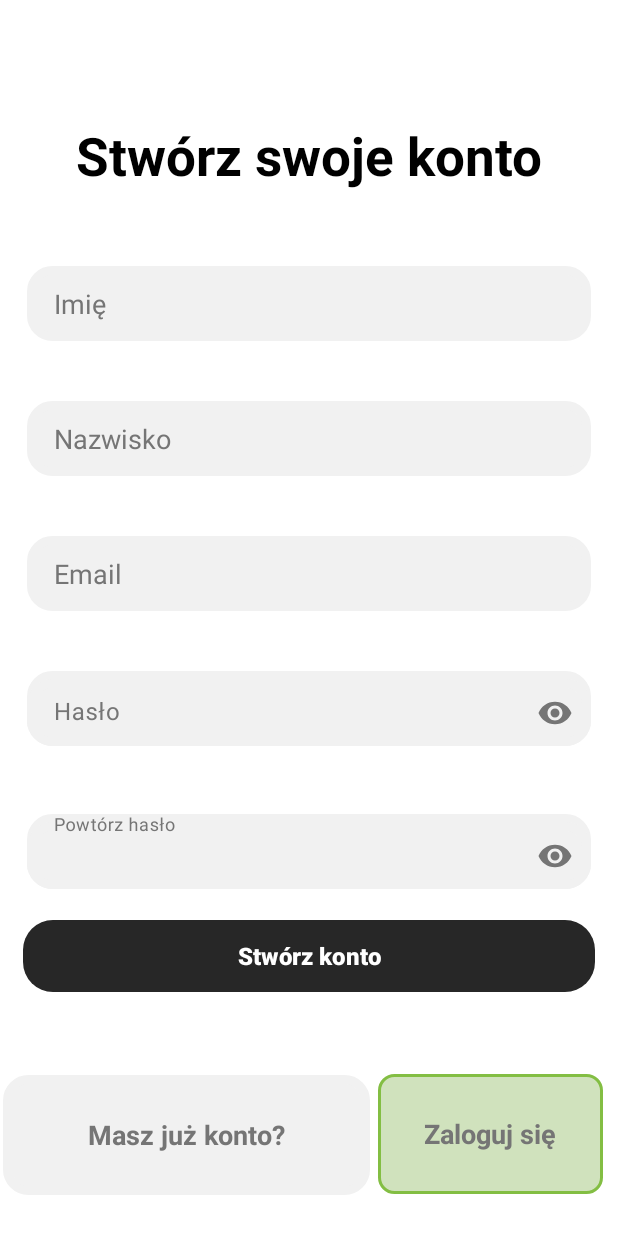
After one commit to maciej-bartoszewski/Planner-Mobile, an Android app: the layout activity_create_account.xml on its own in the app's theme, with its tools: preview values and no code run, on a phone screen of 412 x 824 dp. The commit adds this screen. Run offline under Robolectric (Android 15) with nearby library versions, the phone set to English and light mode, and no system bars.

Commit message:
Poprawki do interfejsu logowania

```diff
--- /dev/null
+++ b/app/src/main/res/layout/activity_create_account.xml
@@ -0,0 +1,277 @@
+<?xml version="1.0" encoding="utf-8"?>
+<androidx.constraintlayout.widget.ConstraintLayout xmlns:android="http://schemas.android.com/apk/res/android"
+    xmlns:app="http://schemas.android.com/apk/res-auto"
+    xmlns:tools="http://schemas.android.com/tools"
+    android:id="@+id/background"
+    android:layout_width="match_parent"
+    android:layout_height="match_parent">
+
+    <RelativeLayout
+        android:layout_width="0dp"
+        android:layout_height="0dp"
+        android:background="#FFFFFF"
+        app:layout_constraintBottom_toBottomOf="parent"
+        app:layout_constraintEnd_toEndOf="parent"
+        app:layout_constraintHorizontal_bias="0.0"
+        app:layout_constraintStart_toStartOf="parent"
+        app:layout_constraintTop_toTopOf="parent"
+        app:layout_constraintVertical_bias="0.0">
+
+        <com.google.android.material.textfield.TextInputLayout
+            android:id="@+id/check_password_one"
+            android:layout_width="0dp"
+            android:layout_height="50dp"
+            android:layout_below="@+id/check_password_"
+            android:layout_alignParentStart="true"
+            android:layout_alignParentEnd="true"
+            android:layout_marginStart="18dp"
+            android:layout_marginTop="15dp"
+            android:layout_marginEnd="18dp"
+            android:layout_marginBottom="20dp"
+            android:background="@drawable/box_color_cream_white"
+            app:layout_constraintBottom_toBottomOf="parent"
+            app:layout_constraintEnd_toEndOf="parent"
+            app:layout_constraintHorizontal_bias="0.4"
+            app:layout_constraintStart_toStartOf="parent"
+            app:layout_constraintTop_toBottomOf="@+id/Email"
+            app:layout_constraintVertical_bias="0.0"
+            app:passwordToggleEnabled="true"
+            android:textColorHint="#757575"
+            app:hintTextColor="#757575"
+            app:boxStrokeWidth="0dp"
+            app:boxStrokeWidthFocused="0dp"
+            app:passwordToggleTint="#757575">
+
+            <com.google.android.material.textfield.TextInputEditText
+                android:id="@+id/RepeatedPassword"
+                android:layout_width="match_parent"
+                android:layout_height="wrap_content"
+                android:background="@drawable/box_color_cream_white"
+                android:hint="Powtórz hasło"
+                android:textColor="#757575"
+                android:inputType="textPassword"
+                android:paddingStart="18dp" />
+        </com.google.android.material.textfield.TextInputLayout>
+
+        <com.google.android.material.textfield.TextInputLayout
+            android:id="@+id/check_password_"
+            android:layout_width="0dp"
+            android:layout_height="50dp"
+            android:layout_below="@+id/Email"
+            android:layout_alignParentStart="true"
+            android:layout_alignParentEnd="true"
+            android:layout_marginStart="18dp"
+            android:layout_marginLeft="20dp"
+            android:layout_marginTop="20dp"
+            android:layout_marginEnd="18dp"
+            android:layout_marginRight="20dp"
+            android:layout_marginBottom="30dp"
+            android:background="@drawable/box_color_cream_white"
+            app:layout_constraintBottom_toBottomOf="parent"
+            app:layout_constraintEnd_toEndOf="parent"
+            app:layout_constraintHorizontal_bias="0.4"
+            app:layout_constraintStart_toStartOf="parent"
+            app:layout_constraintTop_toBottomOf="@+id/check_password_one"
+            app:layout_constraintVertical_bias="0.0"
+            app:passwordToggleEnabled="true"
+            android:textColorHint="#757575"
+            app:hintTextColor="#757575"
+            app:boxStrokeWidth="0dp"
+            app:boxStrokeWidthFocused="0dp"
+            app:passwordToggleTint="#757575">
+
+            <com.google.android.material.textfield.TextInputEditText
+                android:id="@+id/Password"
+                android:layout_width="match_parent"
+                android:layout_height="wrap_content"
+                android:background="@drawable/box_color_cream_white"
+                android:hint="Hasło"
+                android:textColor="#757575"
+                android:inputType="textPassword"
+                android:paddingStart="18dp"
+                app:boxBackgroundColor="@color/white" />
+        </com.google.android.material.textfield.TextInputLayout>
+
+        <EditText
+            android:id="@+id/Email"
+            android:layout_width="300dp"
+            android:layout_height="50dp"
+            android:layout_below="@+id/LastName"
+            android:layout_alignParentStart="true"
+            android:layout_alignParentEnd="true"
+            android:layout_marginStart="18dp"
+            android:layout_marginLeft="20dp"
+            android:layout_marginTop="20dp"
+            android:layout_marginEnd="18dp"
+            android:layout_marginRight="20dp"
+            android:layout_marginBottom="20dp"
+            android:background="@drawable/box_color_cream_white"
+            android:ems="10"
+            android:hint="Email"
+            android:paddingStart="18dp"
+            android:textColor="#757575"
+            android:textColorHint="#757575"
+            app:layout_constraintBottom_toBottomOf="parent"
+            app:layout_constraintEnd_toEndOf="parent"
+            app:layout_constraintStart_toStartOf="parent"
+            app:layout_constraintTop_toBottomOf="@+id/LastName"
+            app:layout_constraintVertical_bias="0.0" />
+
+        <EditText
+            android:id="@+id/LastName"
+            android:layout_width="300dp"
+            android:layout_height="50dp"
+            android:layout_below="@+id/Name"
+            android:layout_alignParentStart="true"
+            android:layout_alignParentEnd="true"
+            android:layout_marginStart="18dp"
+            android:layout_marginLeft="10dp"
+            android:layout_marginTop="20dp"
+            android:layout_marginEnd="18dp"
+            android:layout_marginRight="20dp"
+            android:layout_marginBottom="20dp"
+            android:textColor="#757575"
+            android:textColorHint="#757575"
+            android:background="@drawable/box_color_cream_white"
+            android:ems="10"
+            android:hint="Nazwisko"
+            android:inputType="text"
+            android:paddingLeft="18dp"
+            app:layout_constraintBottom_toBottomOf="parent"
+            app:layout_constraintEnd_toEndOf="parent"
+            app:layout_constraintStart_toStartOf="parent"
+            app:layout_constraintTop_toBottomOf="@+id/Name"
+            app:layout_constraintVertical_bias="0.0" />
+
+        <TextView
+            android:id="@+id/text_create_acc"
+            android:layout_width="wrap_content"
+            android:layout_height="wrap_content"
+            android:layout_alignParentStart="true"
+            android:layout_alignParentTop="true"
+            android:layout_alignParentEnd="true"
+            android:layout_marginTop="80dp"
+            android:gravity="center"
+            android:text="Stwórz swoje konto"
+            android:textColor="@color/black"
+            android:textSize="35sp"
+            android:textStyle="bold"
+            app:layout_constraintBottom_toBottomOf="parent"
+            app:layout_constraintEnd_toEndOf="parent"
+            app:layout_constraintHorizontal_bias="0.497"
+            app:layout_constraintStart_toStartOf="parent"
+            app:layout_constraintTop_toTopOf="parent"
+            app:layout_constraintVertical_bias="0.179" />
+
+        <EditText
+            android:id="@+id/Name"
+            android:layout_width="200dp"
+            android:layout_height="50dp"
+            android:layout_below="@+id/text_create_acc"
+            android:layout_alignParentStart="true"
+            android:layout_alignParentEnd="true"
+            android:layout_marginStart="18dp"
+            android:layout_marginLeft="20dp"
+            android:layout_marginTop="50dp"
+            android:layout_marginEnd="18dp"
+            android:layout_marginRight="20dp"
+            android:layout_marginBottom="20dp"
+            android:textColor="#757575"
+            android:textColorHint="#757575"
+            android:background="@drawable/box_color_cream_white"
+            android:ems="10"
+            android:hint="Imię"
+            android:inputType="text"
+            android:paddingLeft="18dp"
+            app:layout_constraintBottom_toBottomOf="parent"
+            app:layout_constraintEnd_toEndOf="parent"
+            app:layout_constraintStart_toStartOf="parent"
+            app:layout_constraintTop_toTopOf="parent"
+            app:layout_constraintVertical_bias="0.221" />
+
+        <Button
+            android:id="@+id/CreateAccount"
+            android:layout_width="wrap_content"
+            android:layout_height="wrap_content"
+            android:layout_above="@+id/HaveAccount"
+            android:layout_alignParentStart="true"
+            android:layout_alignParentEnd="true"
+            android:layout_marginStart="15dp"
+            android:layout_marginEnd="15dp"
+            android:layout_marginBottom="55dp"
+            android:background="@drawable/box_color_dark_grey"
+            app:backgroundTint="@null"
+            android:textAllCaps="false"
+            android:text="Stwórz konto"
+            android:textSize="16sp"
+            android:textColor="#FFFFFF"
+            android:textStyle="bold"
+            app:layout_constraintBottom_toTopOf="@+id/HaveAccount"
+            app:layout_constraintEnd_toEndOf="parent"
+            app:layout_constraintHorizontal_bias="0.491"
+            app:layout_constraintStart_toStartOf="parent" />
+
+        <TextView
+            android:id="@+id/HaveAccount"
+            android:layout_width="120dp"
+            android:layout_height="80dp"
+            android:layout_alignParentStart="true"
+            android:layout_alignParentBottom="true"
+            android:layout_marginStart="2dp"
+            android:layout_marginLeft="8dp"
+            android:layout_marginEnd="5dp"
+            android:layout_marginRight="150dp"
+            android:layout_marginBottom="27dp"
+            android:layout_toStartOf="@+id/LogIn"
+            android:background="@drawable/box_color_cream_white"
+            android:gravity="center"
+            android:text="Masz już konto?"
+            android:textSize="18sp"
+            android:textStyle="bold"
+            android:textColor="#757575"
+            app:layout_constraintBottom_toBottomOf="parent"
+            app:layout_constraintEnd_toEndOf="parent"
+            app:layout_constraintHorizontal_bias="0.0"
+            app:layout_constraintStart_toStartOf="parent"
+            app:layout_constraintTop_toTopOf="parent"
+            app:layout_constraintVertical_bias="1.0" />
+
+        <TextView
+            android:id="@+id/LogIn"
+            android:layout_width="150dp"
+            android:layout_height="80dp"
+            android:layout_alignParentEnd="true"
+            android:layout_alignParentBottom="true"
+            android:layout_marginEnd="10dp"
+            android:layout_marginRight="10dp"
+            android:layout_marginBottom="28dp"
+            android:background="@drawable/box_color_light_green"
+            android:backgroundTint="@null"
+            android:gravity="center"
+            android:text="Zaloguj się"
+            android:textSize="18sp"
+            android:textStyle="bold"
+            android:textColor="#757575"
+            app:layout_constraintBottom_toBottomOf="parent"
+            app:layout_constraintEnd_toEndOf="parent"
+            app:layout_constraintHorizontal_bias="1"
+            app:layout_constraintStart_toStartOf="parent"
+            app:layout_constraintTop_toTopOf="parent"
+            app:layout_constraintVertical_bias="1" />
+
+        <TextView
+            android:id="@+id/Message"
+            android:layout_width="wrap_content"
+            android:layout_height="wrap_content"
+            android:layout_below="@+id/check_password_one"
+            android:layout_alignParentStart="true"
+            android:layout_alignParentEnd="true"
+            android:text="Podane dane zawierają błedy!"
+            android:textAlignment="center"
+            android:textColor="#FF0000"
+            android:textSize="18sp"
+            android:textStyle="bold"
+            android:visibility="invisible" />
+
+    </RelativeLayout>
+</androidx.constraintlayout.widget.ConstraintLayout>
--- a/app/src/main/res/layout/activity_login.xml
+++ b/app/src/main/res/layout/activity_login.xml
@@ -67,18 +67,6 @@
 
         </RelativeLayout>
 
-        <androidx.appcompat.widget.SwitchCompat
-            android:id="@+id/switchOnOff"
-            android:layout_width="wrap_content"
-            android:layout_height="wrap_content"
-            android:layout_alignParentTop="true"
-            android:layout_alignParentEnd="true"
-            android:layout_marginTop="45dp"
-            android:layout_marginEnd="45dp"
-            android:scaleX="2"
-            android:scaleY="2"
-            tools:ignore="UseSwitchCompatOrMaterialXml" />
-
         <com.google.android.material.textfield.TextInputLayout
             android:id="@+id/check_password"
             android:layout_width="360dp"
@@ -87,7 +75,7 @@
             android:layout_alignParentStart="true"
             android:layout_alignParentEnd="true"
             android:layout_marginStart="18dp"
-            android:layout_marginTop="15dp"
+            android:layout_marginTop="5dp"
             android:layout_marginEnd="18dp"
             android:layout_marginBottom="10dp"
             android:background="@drawable/box_color_cream_white"
@@ -157,7 +145,7 @@
             android:layout_alignParentStart="true"
             android:layout_alignParentTop="true"
             android:layout_alignParentEnd="true"
-            android:layout_marginTop="150dp"
+            android:layout_marginTop="100dp"
             android:text="Logowanie"
             android:textAlignment="center"
             android:textColor="#0E0E0E"
```
